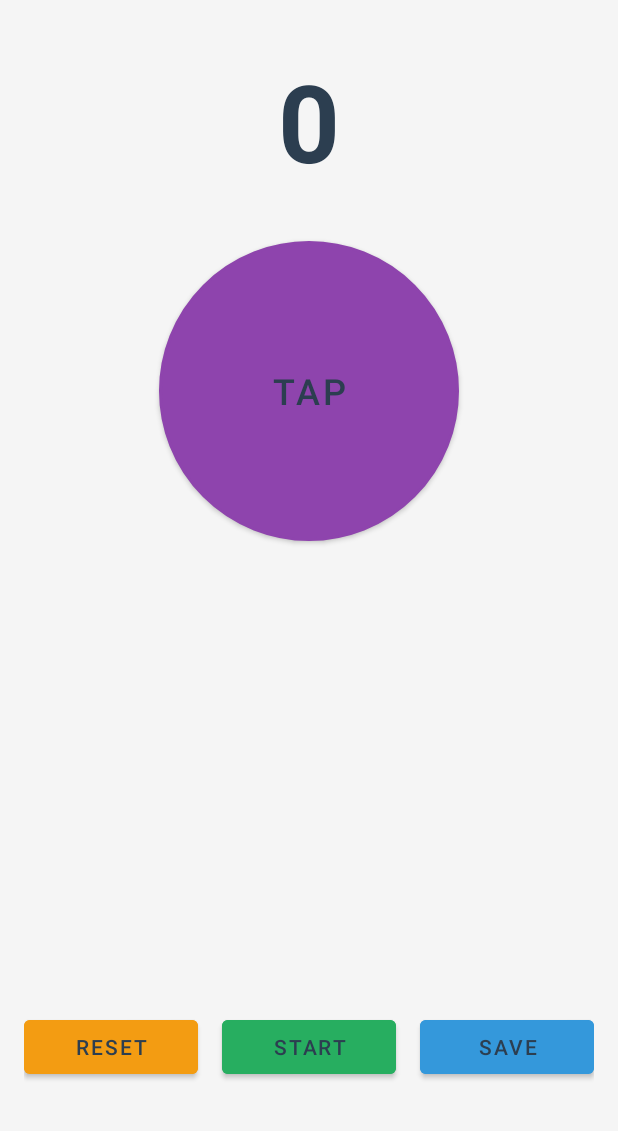
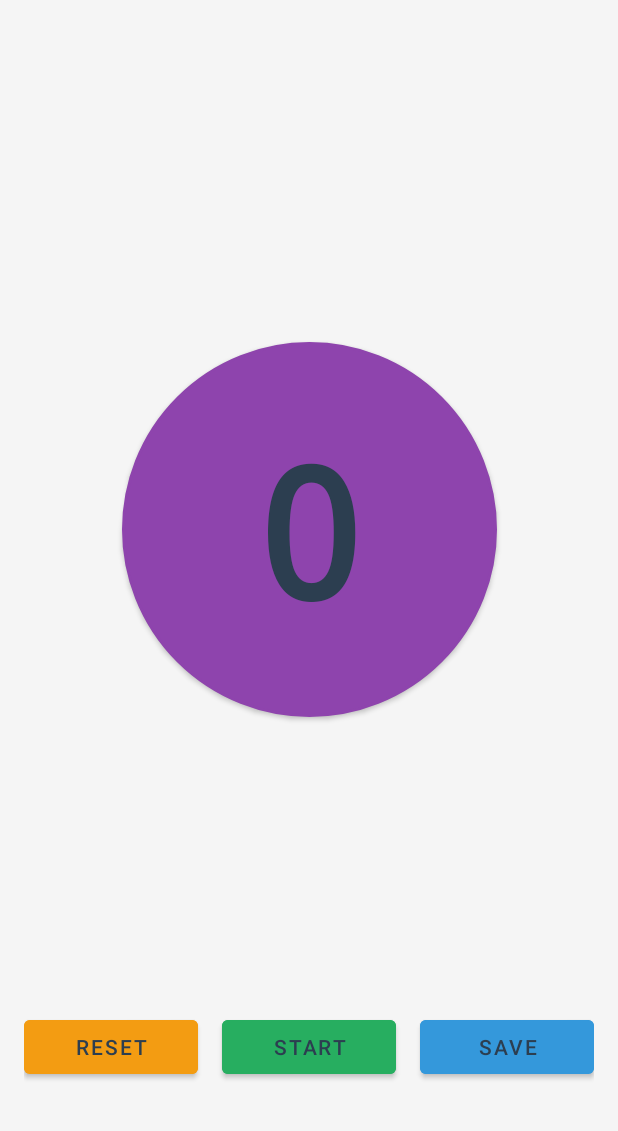
Before and after one commit to visiosoft/tasbeehcounter, an Android app: the screen it shows after launch (MainActivity), on a phone screen of 412 x 824 dp, the part 105-1236 px from its top. Run offline under Robolectric (Android 15) with nearby library versions, the light colour scheme and no system bars.

Commit message:
Initial commit

```diff
--- a/app/src/main/java/com/example/tasbeehcounter/MainActivity.kt
+++ b/app/src/main/java/com/example/tasbeehcounter/MainActivity.kt
@@ -62,7 +62,7 @@ class MainActivity : AppCompatActivity() {
     }
 
     private fun updateCounterText() {
-        binding.counterText.text = count.toString()
+        binding.counterButton.text = count.toString()
     }
 
     private fun saveCount() {
--- /dev/null
+++ b/app/src/main/res/drawable/oval_button_background.xml
@@ -0,0 +1,6 @@
+<?xml version="1.0" encoding="utf-8"?>
+<shape xmlns:android="http://schemas.android.com/apk/res/android"
+    android:shape="rectangle">
+    <corners android:radius="25dp" />
+    <solid android:color="@android:color/transparent" />
+</shape>
--- a/app/src/main/res/layout/activity_main.xml
+++ b/app/src/main/res/layout/activity_main.xml
@@ -18,34 +18,25 @@
         app:layout_constraintStart_toStartOf="parent"
         app:layout_constraintTop_toTopOf="parent" />
 
-    <TextView
-        android:id="@+id/counterText"
-        android:layout_width="wrap_content"
-        android:layout_height="wrap_content"
+    <com.google.android.material.button.MaterialButton
+        android:id="@+id/counterButton"
+        android:layout_width="250dp"
+        android:layout_height="250dp"
         android:layout_marginTop="32dp"
+        android:background="@drawable/counter_button_background"
         android:text="0"
         android:textColor="@color/text_color"
-        android:textSize="72sp"
+        android:textSize="120sp"
         android:textStyle="bold"
+        android:fontFamily="monospace"
+        app:cornerRadius="125dp"
+        app:layout_constraintBottom_toTopOf="@id/buttonLayout"
         app:layout_constraintEnd_toEndOf="parent"
         app:layout_constraintStart_toStartOf="parent"
         app:layout_constraintTop_toBottomOf="@id/titleText" />
 
-    <com.google.android.material.button.MaterialButton
-        android:id="@+id/counterButton"
-        android:layout_width="200dp"
-        android:layout_height="200dp"
-        android:layout_marginTop="32dp"
-        android:background="@drawable/counter_button_background"
-        android:text="Tap"
-        android:textColor="@color/text_color"
-        android:textSize="24sp"
-        app:cornerRadius="100dp"
-        app:layout_constraintEnd_toEndOf="parent"
-        app:layout_constraintStart_toStartOf="parent"
-        app:layout_constraintTop_toBottomOf="@id/counterText" />
-
     <LinearLayout
+        android:id="@+id/buttonLayout"
         android:layout_width="match_parent"
         android:layout_height="wrap_content"
         android:layout_marginHorizontal="16dp"
```
Also changed, not shown: app/src/main/res/drawable/counter_circle_background.xml (added, +8 -0 lines), app/src/main/res/drawable/tasbeeh_icon.xml (added, +26 -0 lines), app/src/main/res/drawable/tasbeeh.png (added).
